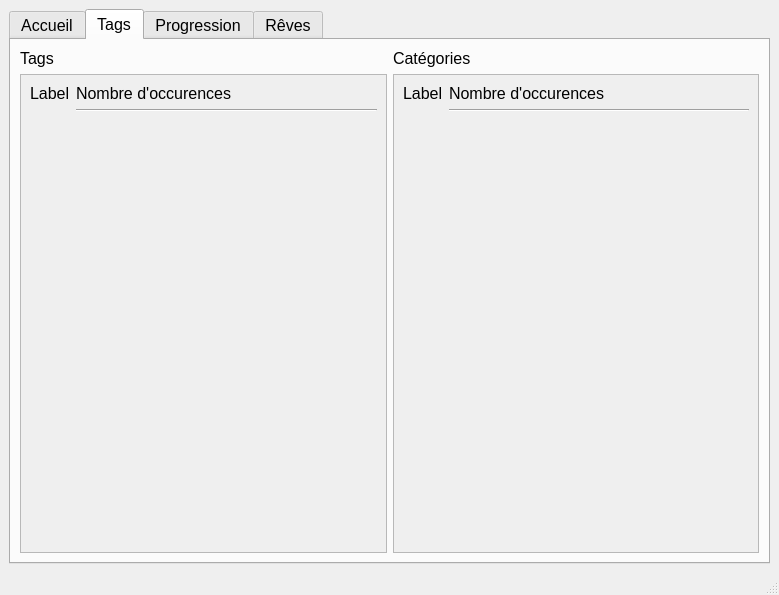
estebanthi/DreamsAnalyzer, file ui/main_window.ui: the form before one commit.
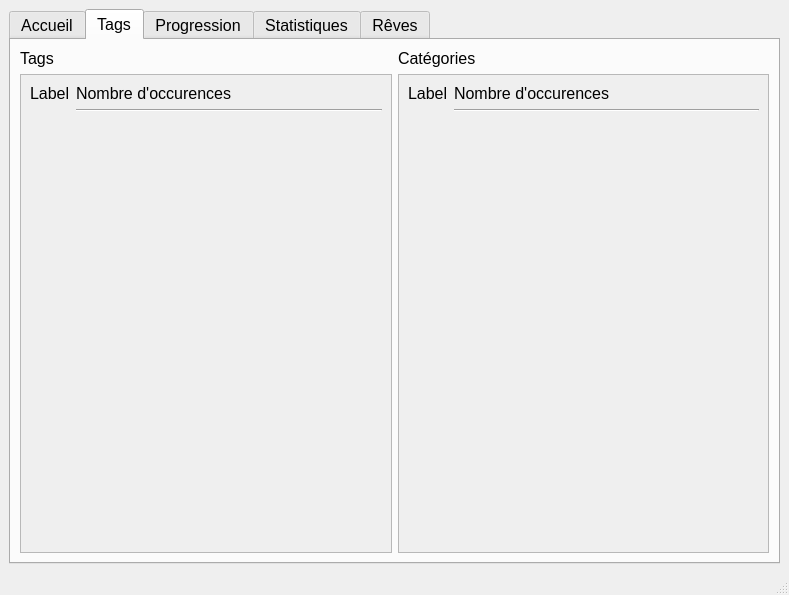
The form after the commit. The open tabs and pages were chosen to show the change. Custom widgets are drawn as their Qt base class.

The edit to the form file:
```diff
--- a/ui/main_window.ui
+++ b/ui/main_window.ui
@@ -6,8 +6,8 @@
    <rect>
     <x>0</x>
     <y>0</y>
-    <width>605</width>
-    <height>470</height>
+    <width>789</width>
+    <height>537</height>
    </rect>
   </property>
   <property name="windowTitle">
@@ -616,8 +616,8 @@
               <rect>
                <x>0</x>
                <y>0</y>
-               <width>275</width>
-               <height>363</height>
+               <width>367</width>
+               <height>418</height>
               </rect>
              </property>
              <layout class="QFormLayout" name="tagsCounters">
@@ -674,8 +674,8 @@
               <rect>
                <x>0</x>
                <y>0</y>
-               <width>274</width>
-               <height>363</height>
+               <width>366</width>
+               <height>418</height>
               </rect>
              </property>
              <layout class="QFormLayout" name="categoriesCounters">
@@ -802,6 +802,11 @@
         </item>
        </layout>
       </widget>
+      <widget class="QWidget" name="tab_2">
+       <attribute name="title">
+        <string>Statistiques</string>
+       </attribute>
+      </widget>
       <widget class="QWidget" name="tab">
        <attribute name="title">
         <string>Rêves</string>
```
Left out of the diff: 12 changed lines with no effect on the pictures.
